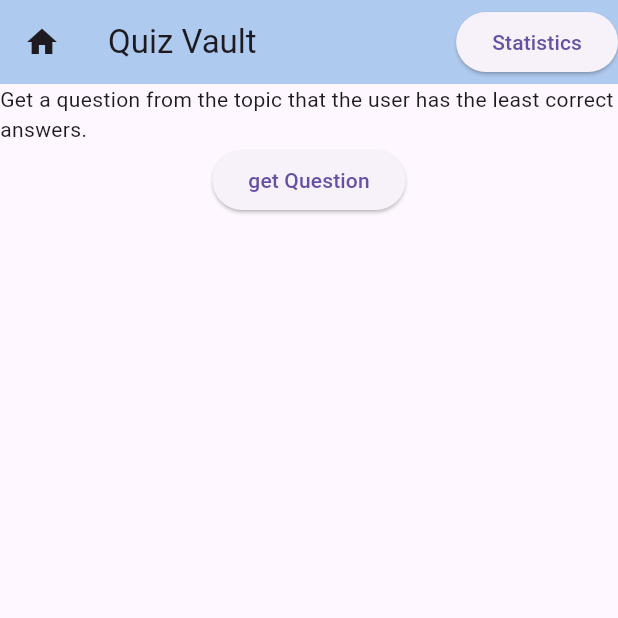
After one commit to lepplaju/flutter_project, a Flutter app: the GenericPracticeDisplayer screen opened by its route, after a tap on "get Question", on a phone screen of 412 x 824 dp, the top half of it. The commit adds this screen. Run offline on Flutter 3.47's test engine with Material 3 defaults, Android fonts, the phone set to English and light mode, and no system bars; our stand-ins replace flutter_riverpod, go_router, shared_preferences; accounts and stored records are empty; network calls fail; statements that could not run were skipped.

Commit message:
Topics have a generic practice option

```diff
--- a/lib/helpers/shared_pref_helper.dart
+++ b/lib/helpers/shared_pref_helper.dart
@@ -27,4 +27,20 @@ class SharedPrefHelper {
     );
     return _preferences.getInt(matchingTopic.name) ?? 0;
   }
+
+  // Return the topicID with the least number of questions answered correctly
+  static int getMinimumValue() {
+    //List<String> names = _topics.map((topic) => topic.name).toList();
+    int min_value = _preferences.getInt(_topics[0].name) ?? 0;
+    int id_with_min_value = _topics[0].id;
+    for (Topic topic in _topics) {
+      int temp = _preferences.getInt(topic.name) ?? 0;
+      print("${topic.name}: ${topic.id}: $temp");
+      if (temp < min_value) {
+        min_value = temp;
+        id_with_min_value = topic.id;
+      }
+    }
+    return id_with_min_value;
+  }
 }
--- a/lib/main.dart
+++ b/lib/main.dart
@@ -4,6 +4,7 @@ import '../pages/main_page.dart';
 import 'package:go_router/go_router.dart';
 import '../pages/statistics_page.dart';
 import 'helpers/shared_pref_helper.dart';
+import 'pages/generic_practice_displayer.dart';
 
 // Set all the routes here
 final router = GoRouter(
@@ -17,6 +18,10 @@ final router = GoRouter(
     GoRoute(
       path: '/statistics',
       builder: (context, state) => const StatisticsPage(),
+    ),
+    GoRoute(
+      path: '/generic',
+      builder: (context, state) => GenericPracticeDisplayer(),
     )
   ],
 );
--- /dev/null
+++ b/lib/pages/generic_practice_displayer.dart
@@ -0,0 +1,14 @@
+import 'package:flutter/material.dart';
+import 'package:flutter_riverpod/flutter_riverpod.dart';
+import '../widgets/top_bar.dart';
+import './generic_practice_page.dart';
+
+// This page will display a question from the topic that the user has the least correct answers.
+
+class GenericPracticeDisplayer extends StatelessWidget {
+  @override
+  Widget build(BuildContext context) {
+    return ProviderScope(
+        child: Scaffold(appBar: const TopBar(), body: GenericPracticePage()));
+  }
+}
--- /dev/null
+++ b/lib/pages/generic_practice_page.dart
@@ -0,0 +1,91 @@
+import 'package:flutter/material.dart';
+import 'package:quiz_application/helpers/questions_api.dart';
+import 'package:quiz_application/helpers/shared_pref_helper.dart';
+import '../helpers/question.dart';
+
+class GenericPracticePage extends StatefulWidget {
+  const GenericPracticePage({Key? key}) : super(key: key);
+
+  @override
+  _GenericPracticePageState createState() => _GenericPracticePageState();
+}
+
+class _GenericPracticePageState extends State<GenericPracticePage> {
+  QuestionsApi questionsApi = QuestionsApi();
+  int? currentTopicId;
+  Question? currentQuestion;
+  int? _selectedOption;
+  String? _selectedOptionText;
+  bool _answeredCorrectly = false;
+
+  getQuestion() async {
+    currentTopicId = SharedPrefHelper.getMinimumValue();
+    print("Getting the question... from Topicid: $currentTopicId");
+    Question question = await questionsApi.getRandomQuestion(currentTopicId);
+    setState(() {
+      _answeredCorrectly = false;
+      currentQuestion = question;
+      _selectedOption = null;
+      _selectedOptionText = null;
+    });
+  }
+
+  submitAnswer() async {
+    bool ans = await questionsApi.submitAnswer(
+        currentTopicId!, currentQuestion!.id, _selectedOptionText!);
+    if (ans) {
+      await SharedPrefHelper.incrementValue(currentTopicId!);
+    }
+    setState(() {
+      _answeredCorrectly = ans;
+    });
+  }
+
+  @override
+  Widget build(BuildContext context) {
+    return Container(
+        child: currentQuestion == null
+            ? Column(children: [
+                Text(
+                    "Get a question from the topic that the user has the least correct answers."),
+                ElevatedButton(
+                    onPressed: getQuestion, child: Text("get Question"))
+              ])
+            : Column(
+                children: [
+                  Text('Question: ${currentQuestion!.question}'),
+                  currentQuestion!.imagePath != null
+                      ? Image.network(currentQuestion!.imagePath!)
+                      : const SizedBox.shrink(),
+                  Column(
+                    // Dynamically generate and display the buttons based on the number of options given from the API.
+                    children:
+                        currentQuestion!.options.asMap().entries.map((entry) {
+                      int index = entry.key;
+                      String option = entry.value;
+
+                      return RadioListTile<int>(
+                        title: Text(option),
+                        value: index,
+                        groupValue: _selectedOption,
+                        onChanged: (int? value) {
+                          setState(() {
+                            // Keep track of the selected option
+                            _selectedOption = value;
+                            _selectedOptionText = option;
+                          });
+                        },
+                      );
+                    }).toList(),
+                  ),
+                  _answeredCorrectly
+                      ? ElevatedButton(
+                          onPressed: getQuestion, child: Text("Next Question"))
+                      : ElevatedButton(
+                          child: const Text("submit answer"),
+                          onPressed: () => submitAnswer(),
+                        ),
+                ],
+              ));
+  }
+}
--- a/lib/pages/statistics_page.dart
+++ b/lib/pages/statistics_page.dart
@@ -10,7 +10,6 @@ class StatisticsPage extends StatelessWidget {
   const StatisticsPage({super.key});
 
   // Get each topic and the corresponding number of questions answered correctly related to each topic
-
   Future<Map<String, int>?> loadCounts() async {
     final SharedPreferences prefs = await SharedPreferences.getInstance();
     final List<Topic> topics = await TopicsApi().getTopics();
```
Also changed, not shown: lib/widgets/topics_displayer.dart (+14 -2 lines).
